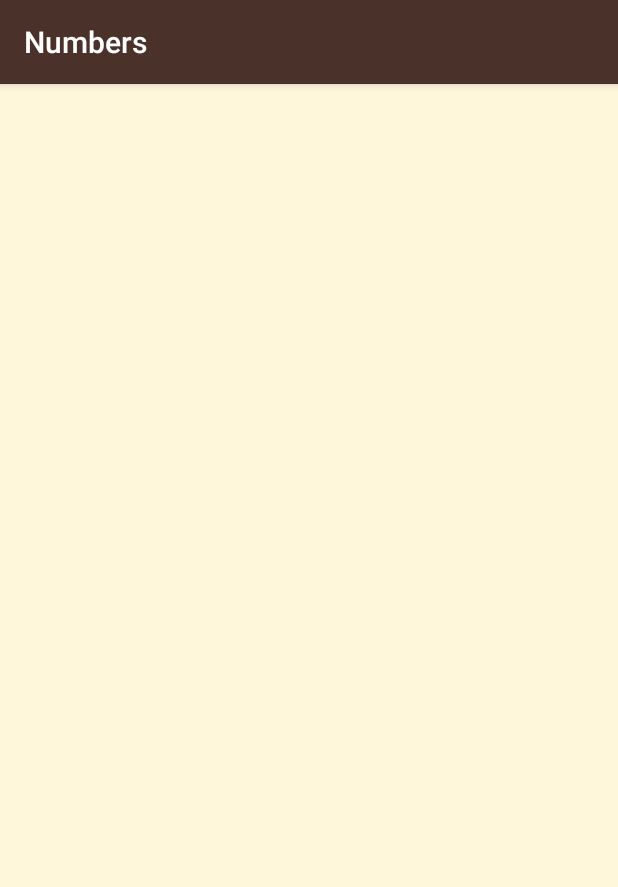
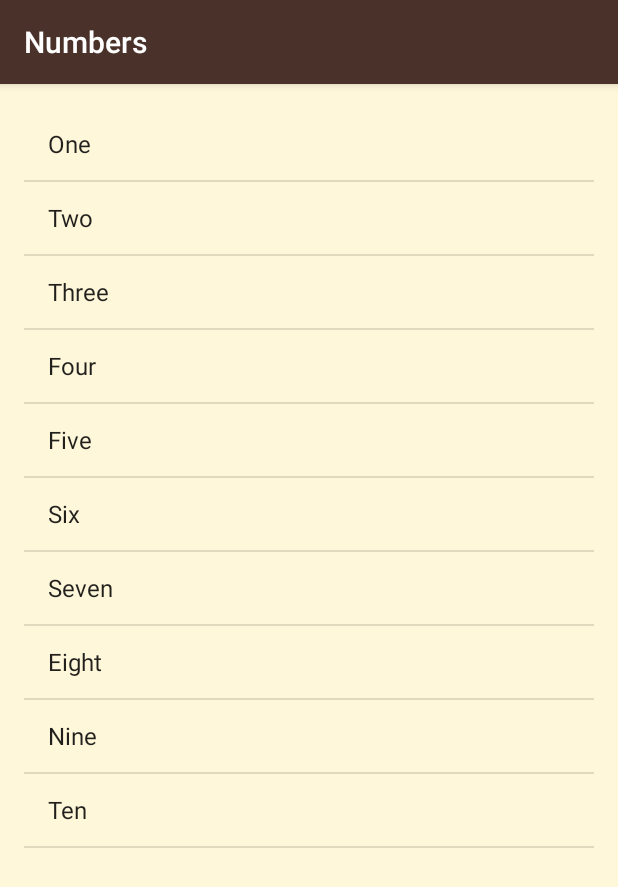
Before and after one commit to glnosg/Miwok, an Android app: the NumbersActivity screen opened directly, with no data from a screen before it, on a phone screen of 412 x 824 dp. Shown: the top 887 px of the screen. Run offline under Robolectric (Android 15) with nearby library versions, the phone set to English and light mode, and no system bars.

Commit message:
Add ListView of numbers in Numbers category

```diff
--- a/app/src/main/java/com/example/android/miwok/NumbersActivity.java
+++ b/app/src/main/java/com/example/android/miwok/NumbersActivity.java
@@ -2,6 +2,13 @@ package com.example.android.miwok;
 
 import android.support.v7.app.AppCompatActivity;
 import android.os.Bundle;
+import android.util.Log;
+import android.widget.ArrayAdapter;
+import android.widget.LinearLayout;
+import android.widget.ListView;
+import android.widget.TextView;
+
+import java.util.ArrayList;
 
 public class NumbersActivity extends AppCompatActivity {
 
@@ -9,5 +16,26 @@ public class NumbersActivity extends AppCompatActivity {
     protected void onCreate(Bundle savedInstanceState) {
         super.onCreate(savedInstanceState);
         setContentView(R.layout.activity_numbers);
+
+        ArrayList<String> numbersInEnglish = new ArrayList<>();
+
+        numbersInEnglish.add("One");
+        numbersInEnglish.add("Two");
+        numbersInEnglish.add("Three");
+        numbersInEnglish.add("Four");
+        numbersInEnglish.add("Five");
+        numbersInEnglish.add("Six");
+        numbersInEnglish.add("Seven");
+        numbersInEnglish.add("Eight");
+        numbersInEnglish.add("Nine");
+        numbersInEnglish.add("Ten");
+
+        ArrayAdapter<String> itemsAdapter = new ArrayAdapter<>(NumbersActivity.this,
+                android.R.layout.simple_list_item_1, numbersInEnglish);
+
+        ListView listView = (ListView) findViewById(R.id.list);
+
+        listView.setAdapter(itemsAdapter);
+
     }
 }
--- a/app/src/main/res/layout/activity_numbers.xml
+++ b/app/src/main/res/layout/activity_numbers.xml
@@ -1,12 +1,16 @@
-<LinearLayout
-    xmlns:android="http://schemas.android.com/apk/res/android"
+<ListView xmlns:android="http://schemas.android.com/apk/res/android"
     xmlns:tools="http://schemas.android.com/tools"
     android:layout_width="match_parent"
     android:layout_height="match_parent"
     android:background="@color/tan_background"
     android:orientation="vertical"
+    android:id="@+id/list"
+    android:paddingBottom="@dimen/activity_vertical_margin"
+    android:paddingLeft="@dimen/activity_horizontal_margin"
+    android:paddingRight="@dimen/activity_horizontal_margin"
+    android:paddingTop="@dimen/activity_vertical_margin"
     tools:context="com.example.android.miwok.NumbersActivity">
 
 
 
-</LinearLayout>
+</ListView>
```
